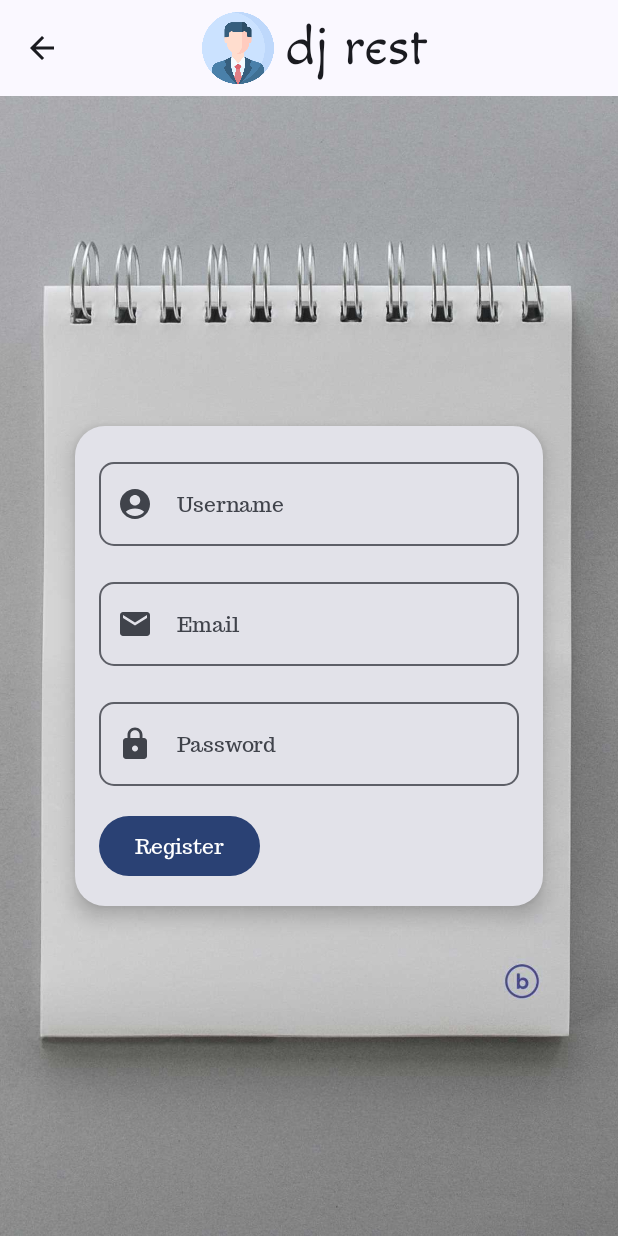
After one commit to JoeWangu/kotlinrest, an Android app built with Jetpack Compose: the RegisterScreen screen opened through its navigation route, on a phone screen of 412 x 824 dp. The commit adds this screen. Run offline under Robolectric (Android 15) with nearby library versions, the light colour scheme and no system bars; libraries missing offline, so code that uses them is left out: retrofit2.converter.jackson; pictures from the network do not load; 2 statements that could not run were skipped.

Commit message:
added registration of users and fixed bugs

```diff
--- a/app/src/main/java/com/saddict/djrest/data/sources/Repositories.kt
+++ b/app/src/main/java/com/saddict/djrest/data/sources/Repositories.kt
@@ -4,6 +4,8 @@ import com.saddict.djrest.model.local.ProductEntity
 import com.saddict.djrest.model.remote.PostProducts
 import com.saddict.djrest.model.remote.Products
 import com.saddict.djrest.model.remote.ProductsResult
+import com.saddict.djrest.model.remote.RegisterUser
+import com.saddict.djrest.model.remote.RegisterUserResponse
 import com.saddict.djrest.model.remote.User
 import com.saddict.djrest.model.remote.UserResponse
 import kotlinx.coroutines.flow.Flow
@@ -16,6 +18,7 @@ interface ApiRepository {
     suspend fun postProducts(products: PostProducts): Response<ProductsResult>
     suspend fun updateProduct(id: Int, product: PostProducts): Response<ProductsResult>
     suspend fun login(user: User): Response<UserResponse>
+    suspend fun register(user: RegisterUser): Response<RegisterUserResponse>
 }
 /**
  * Repository that provides insert, update, delete, and retrieve of [Products] from a given data source.
--- a/app/src/main/java/com/saddict/djrest/data/sources/remote/AppApiContainer.kt
+++ b/app/src/main/java/com/saddict/djrest/data/sources/remote/AppApiContainer.kt
@@ -5,6 +5,7 @@ import com.saddict.djrest.data.manager.PreferenceDataStore
 import com.saddict.djrest.data.sources.ApiRepository
 import com.saddict.djrest.network.ProductsApiService
 import com.saddict.djrest.utils.Constants.BASE_URL
+import com.saddict.djrest.utils.Constants.CREATE_USER_URL
 import com.saddict.djrest.utils.Constants.LOGIN_URL
 import okhttp3.Interceptor
 import okhttp3.OkHttpClient
@@ -27,7 +28,9 @@ class RequestInterceptor(context: Context) : Interceptor {
         println("Outgoing request to ${request.url}")
         println("Token is $token")
 //         Check the request's properties and decide whether to modify it
-        return if (!request.url.encodedPath.contains(LOGIN_URL)) {
+        return if (
+            !request.url.encodedPath.contains(LOGIN_URL)
+            && !request.url.encodedPath.contains(CREATE_USER_URL)) {
             // Add headers
             val requestBuild = request.newBuilder()
                 .addHeader("Authorization", "Token $token")
--- a/app/src/main/java/com/saddict/djrest/network/ProductsApiService.kt
+++ b/app/src/main/java/com/saddict/djrest/network/ProductsApiService.kt
@@ -3,8 +3,11 @@ package com.saddict.djrest.network
 import com.saddict.djrest.model.remote.PostProducts
 import com.saddict.djrest.model.remote.Products
 import com.saddict.djrest.model.remote.ProductsResult
+import com.saddict.djrest.model.remote.RegisterUser
+import com.saddict.djrest.model.remote.RegisterUserResponse
 import com.saddict.djrest.model.remote.User
 import com.saddict.djrest.model.remote.UserResponse
+import com.saddict.djrest.utils.Constants.CREATE_USER_URL
 import com.saddict.djrest.utils.Constants.LOGIN_URL
 import com.saddict.djrest.utils.Constants.PRODUCTS_URL
 import com.saddict.djrest.utils.Constants.SINGLE_PRODUCTS_URL
@@ -21,22 +24,23 @@ interface ProductsApiService {
     @GET(PRODUCTS_URL)
     suspend fun getProducts(
         @Query("format") format: String
-//                            , @Header("Authorization") token: String
+//        ,@Header("Authorization") token: String
     ): Products
 
     @GET(SINGLE_PRODUCTS_URL)
     suspend fun getSingleProduct(
         @Path("id") id: Int
-//                                 , @Header("Authorization") token: String
-    ):
-            Call<ProductsResult>
+//        ,@Header("Authorization") token: String
+    ): Call<ProductsResult>
     //    TODO:
     //     1.Create and register users
     //     2.Refresh database after updating or saving
 
     //    @Headers("Content-Type:application/json")
     @POST(LOGIN_URL)
-    suspend fun login(@Body user: User): Response<UserResponse>
+    suspend fun login(
+        @Body user: User
+    ): Response<UserResponse>
 
     //    @Headers(
 //        "Content-Type: application/json",
@@ -44,8 +48,21 @@ interface ProductsApiService {
 //    )
 //    @Headers("Content-Type:application/json")
     @POST(PRODUCTS_URL)
-    suspend fun postProducts(@Body body: PostProducts): Response<ProductsResult>
+    suspend fun postProducts(
+        @Body body: PostProducts
+    ): Response<ProductsResult>
 
     @PUT(SINGLE_PRODUCTS_URL)
-    suspend fun updateProduct(@Path("id") id: Int, @Body body: PostProducts): Response<ProductsResult>
+    suspend fun updateProduct(
+        @Path("id") id: Int,
+        @Body body: PostProducts
+    ): Response<ProductsResult>
+
+    @POST(CREATE_USER_URL)
+    suspend fun register(
+        @Body user: RegisterUser
+    ): Response<RegisterUserResponse>
+
+//    @POST(LOGOUT_URL)
+//    suspend fun logout()
 }
--- a/app/src/main/java/com/saddict/djrest/ui/navigation/RestNavGraph.kt
+++ b/app/src/main/java/com/saddict/djrest/ui/navigation/RestNavGraph.kt
@@ -1,6 +1,8 @@
 package com.saddict.djrest.ui.navigation
 
 import android.annotation.SuppressLint
+import android.app.Activity
+import androidx.activity.compose.BackHandler
 import androidx.compose.runtime.Composable
 import androidx.compose.runtime.LaunchedEffect
 import androidx.compose.ui.Modifier
@@ -16,14 +18,17 @@ import com.saddict.djrest.ui.screens.extra.LoadingDestination
 import com.saddict.djrest.ui.screens.extra.ScreenLoading
 import com.saddict.djrest.ui.screens.home.HomeDestination
 import com.saddict.djrest.ui.screens.home.HomeScreen
-import com.saddict.djrest.ui.screens.login.LoginDestination
-import com.saddict.djrest.ui.screens.login.LoginScreen
 import com.saddict.djrest.ui.screens.product.ProductDetailsDestination
 import com.saddict.djrest.ui.screens.product.ProductDetailsScreen
 import com.saddict.djrest.ui.screens.product.ProductEditDestination
 import com.saddict.djrest.ui.screens.product.ProductEditScreen
 import com.saddict.djrest.ui.screens.product.ProductEntryDestination
 import com.saddict.djrest.ui.screens.product.ProductEntryScreen
+import com.saddict.djrest.ui.screens.registration.LoginDestination
+import com.saddict.djrest.ui.screens.registration.LoginScreen
+import com.saddict.djrest.ui.screens.registration.RegisterDestination
+import com.saddict.djrest.ui.screens.registration.RegisterScreen
+import com.saddict.djrest.utils.toastUtil
 import kotlinx.coroutines.flow.first
 
 @SuppressLint("CoroutineCreationDuringComposition", "FlowOperatorInvokedInComposition")
@@ -32,8 +37,10 @@ fun RestNavHost(
     modifier: Modifier = Modifier,
     navController: NavHostController = rememberNavController()
 ) {
+    var pressedTime: Long = 0
     val ctx = LocalContext.current
     val preference = PreferenceDataStore(ctx)
+    val activity = LocalContext.current as? Activity
 //    val token by preference.preferenceFlow.collectAsState(initial = "")
     LaunchedEffect(key1 = Unit) {
         val token = preference.preferenceFlow.first()
@@ -59,15 +66,32 @@ fun RestNavHost(
         }
         composable(route = LoginDestination.route) {
             LoginScreen(
-                navigateToHome = { navController.navigate(HomeDestination.route) }
-//                onLoginBtnClicked = { navController.navigate(HomeDestination.route) }
+                navigateToHome = { navController.navigate(HomeDestination.route) },
+                navigateToRegister = { navController.navigate(RegisterDestination.route) }
             )
         }
         composable(route = HomeDestination.route) {
+//            BackHandler(enabled = true) {
+//                activity?.finish()
+////                Log.i("LOG_TAG", "Clicked back")
+//            }
+            BackHandler {
+                // on below line we are checking if the press time is greater than 2 sec
+                if (pressedTime + 2000 > System.currentTimeMillis()) {
+                    // if time is greater than 2 sec we are closing the application.
+//            super.onBackPressed()
+                    activity?.finish()
+                } else {
+                    // in else condition displaying a toast message.
+                    ctx.toastUtil("Press back again to exit")
+                }
+                // on below line initializing our press time variable
+                pressedTime = System.currentTimeMillis()
+            }
             HomeScreen(
-//                onNavigateUp = { navController.navigateUp() },
                 navigateToItemDetails = { navController.navigate("${ProductDetailsDestination.route}/${it}") },
-                navigateToItemEntry = { navController.navigate(ProductEntryDestination.route) }
+                navigateToItemEntry = { navController.navigate(ProductEntryDestination.route) },
+                navigateToLogin = { navController.navigate(LoginDestination.route) }
             )
         }
         composable(
@@ -77,14 +101,13 @@ fun RestNavHost(
             })
         ) {
             ProductDetailsScreen(
-                onNavigateUp = { navController.navigateUp() },
+                navigateBack = { navController.popBackStack() },
                 navigateToEditProduct = { navController.navigate("${ProductEditDestination.route}/${it}") }
             )
         }
         composable(route = ProductEntryDestination.route) {
             ProductEntryScreen(
                 navigateBack = { navController.popBackStack() },
-                onNavigateUp = { navController.navigateUp() }
             )
         }
         composable(
@@ -94,8 +117,13 @@ fun RestNavHost(
             })
         ) {
             ProductEditScreen(
-                navigateBack = { navController.popBackStack() },
-                onNavigateUp = { navController.navigateUp() }
+                navigateBack = { navController.popBackStack() }
+            )
+        }
+        composable(route = RegisterDestination.route) {
+            RegisterScreen(
+                navigateToHome = { navController.navigate(HomeDestination.route) },
+                navigateBack = { navController.popBackStack() }
             )
         }
     }
--- a/app/src/main/java/com/saddict/djrest/ui/screens/AppViewModelProvider.kt
+++ b/app/src/main/java/com/saddict/djrest/ui/screens/AppViewModelProvider.kt
@@ -8,10 +8,11 @@ import androidx.lifecycle.viewmodel.initializer
 import androidx.lifecycle.viewmodel.viewModelFactory
 import com.saddict.djrest.ProductsApplication
 import com.saddict.djrest.ui.screens.home.ProductsViewModel
-import com.saddict.djrest.ui.screens.login.LoginViewModel
+import com.saddict.djrest.ui.screens.registration.LoginViewModel
 import com.saddict.djrest.ui.screens.product.ProductDetailsViewModel
 import com.saddict.djrest.ui.screens.product.ProductEditViewModel
 import com.saddict.djrest.ui.screens.product.ProductEntryViewModel
+import com.saddict.djrest.ui.screens.registration.RegisterViewModel
 
 /**
  * Provides Factory to create instance of ViewModel for the entire Inventory app
@@ -49,6 +50,11 @@ object AppViewModelProvider {
 //                preferenceDataStore = PreferenceDataStore(productApplication().applicationContext)
             )
         }
+        initializer {
+            RegisterViewModel(
+                context = productApplication().applicationContext
+            )
+        }
     }
 }
 
--- a/app/src/main/java/com/saddict/djrest/ui/screens/product/ProductDetailsScreen.kt
+++ b/app/src/main/java/com/saddict/djrest/ui/screens/product/ProductDetailsScreen.kt
@@ -39,7 +39,7 @@ object ProductDetailsDestination : NavigationDestination {
 @Composable
 fun ProductDetailsScreen(
     navigateToEditProduct: (Int) -> Unit,
-    onNavigateUp: () -> Unit,
+    navigateBack: () -> Unit,
     modifier: Modifier = Modifier,
     productDetailsViewModel: ProductDetailsViewModel = viewModel(factory = AppViewModelProvider.Factory)
 ) {
@@ -49,7 +49,7 @@ fun ProductDetailsScreen(
             TopBar(
                 title = stringResource(ProductDetailsDestination.titleRes),
                 canNavigateBack = true,
-                navigateUp = onNavigateUp,
+                navigateUp = navigateBack,
             )
         },floatingActionButton = {
             FloatingActionButton(
--- a/app/src/main/java/com/saddict/djrest/ui/screens/product/ProductEditScreen.kt
+++ b/app/src/main/java/com/saddict/djrest/ui/screens/product/ProductEditScreen.kt
@@ -28,7 +28,6 @@ object ProductEditDestination : NavigationDestination {
 @Composable
 fun ProductEditScreen(
     navigateBack: () -> Unit,
-    onNavigateUp: () -> Unit,
     modifier: Modifier = Modifier,
     canNavigateBack: Boolean = true,
     viewModel: ProductEditViewModel = viewModel(factory = AppViewModelProvider.Factory),
@@ -40,7 +39,7 @@ fun ProductEditScreen(
             TopBar(
                 title = stringResource(id = ProductEditDestination.titleRes),
                 canNavigateBack = canNavigateBack,
-                navigateUp = onNavigateUp
+                navigateUp = navigateBack
             )
         },
         modifier = modifier
--- a/app/src/main/java/com/saddict/djrest/ui/screens/product/ProductEntryScreen.kt
+++ b/app/src/main/java/com/saddict/djrest/ui/screens/product/ProductEntryScreen.kt
@@ -43,7 +43,6 @@ object ProductEntryDestination: NavigationDestination{
 @Composable
 fun ProductEntryScreen(
     navigateBack: () -> Unit,
-    onNavigateUp: () -> Unit,
     canNavigateBack: Boolean = true,
     viewModel: ProductEntryViewModel = viewModel(factory = AppViewModelProvider.Factory)
 ) {
@@ -54,7 +53,7 @@ fun ProductEntryScreen(
             TopBar(
                 title = stringResource(ProductEntryDestination.titleRes),
                 canNavigateBack = canNavigateBack,
-                navigateUp = onNavigateUp
+                navigateUp = navigateBack
             )
         }
     ) { innerPadding ->
--- a/app/src/main/java/com/saddict/djrest/ui/screens/login/LoginScreen.kt
+++ b/app/src/main/java/com/saddict/djrest/ui/screens/registration/LoginScreen.kt
@@ -1,7 +1,8 @@
-package com.saddict.djrest.ui.screens.login
+package com.saddict.djrest.ui.screens.registration
 
 import androidx.annotation.StringRes
 import androidx.compose.foundation.Image
+import androidx.compose.foundation.clickable
 import androidx.compose.foundation.layout.Arrangement
 import androidx.compose.foundation.layout.Box
 import androidx.compose.foundation.layout.Column
@@ -30,6 +31,7 @@ import androidx.compose.runtime.saveable.rememberSaveable
 import androidx.compose.runtime.setValue
 import androidx.compose.ui.Alignment
 import androidx.compose.ui.Modifier
+import androidx.compose.ui.graphics.Color
 import androidx.compose.ui.graphics.vector.ImageVector
 import androidx.compose.ui.layout.ContentScale
 import androidx.compose.ui.platform.LocalContext
@@ -39,6 +41,7 @@ import androidx.compose.ui.res.stringResource
 import androidx.compose.ui.text.font.FontWeight
 import androidx.compose.ui.text.input.ImeAction
 import androidx.compose.ui.text.input.KeyboardType
+import androidx.compose.ui.text.style.TextDecoration
 import androidx.lifecycle.viewmodel.compose.viewModel
 import com.saddict.djrest.R
 import com.saddict.djrest.ui.TopBar
@@ -57,7 +60,7 @@ object LoginDestination : NavigationDestination {
 @OptIn(ExperimentalMaterial3Api::class)
 @Composable
 fun LoginScreen(
-//    onLoginBtnClicked: (username: String, password: String) -> Unit,
+    navigateToRegister: () -> Unit,
     navigateToHome: () -> Unit,
     modifier: Modifier = Modifier,
 ) {
@@ -73,6 +76,7 @@ fun LoginScreen(
         LoginBody(
 //            onLoginBtnClicked = onLoginBtnClicked,
             navigateToHome = navigateToHome,
+            navigateToRegister = navigateToRegister,
             modifier = Modifier.padding(innerPadding)
         )
     }
@@ -80,7 +84,7 @@ fun LoginScreen(
 
 @Composable
 fun LoginBody(
-//    onLoginBtnClicked: (username: String, password: String) -> Unit,
+    navigateToRegister: () -> Unit,
     navigateToHome: () -> Unit,
     modifier: Modifier = Modifier
 ) {
@@ -97,16 +101,16 @@ fun LoginBody(
             modifier = Modifier.fillMaxSize()
         ) {
             LoginInput(
-                navigateToHome = navigateToHome
-//                onLoginBtnClicked = onLoginBtnClicked
-            )
+                navigateToHome = navigateToHome,
+                navigateToRegister = navigateToRegister
+                )
         }
     }
 }
 
 @Composable
 fun LoginInput(
-//    onLoginBtnClicked: (username: String, password: String) -> Unit,
+    navigateToRegister: () -> Unit,
     navigateToHome: () -> Unit,
     modifier: Modifier = Modifier,
     viewModel: LoginViewModel = viewModel(factory = AppViewModelProvider.Factory)
@@ -148,9 +152,6 @@ fun LoginInput(
             Spacer(modifier = Modifier.padding(dimensionResource(id = R.dimen.padding_small)))
             Button(
                 onClick = {
-//                    coroutineScope.launch {
-//                        viewModel.login(username, password)
-////                        navigateToHome()
                     coroutineScope.launch {
                         viewModel.login(username, password)
                         viewModel.uiState.collect { state ->
@@ -158,19 +159,13 @@ fun LoginInput(
                                 LoginUiState.Error -> ctx.toastUtil("Incorrect username or password")
                                 LoginUiState.Loading -> ctx.toastUtil("Waiting for response")
                                 is LoginUiState.Success -> {
-//                                    preferenceDataStore.preferenceFlow.collect{
-//                                        ctx.toastUtil(it)
                                     ctx.toastUtil("Login Success")
                                     delay(2_000L)
                                     navigateToHome()
-//                                    }
                                 }
                             }
                         }
-//                        if (viewModel.uiState.collect{ state ->
-//                            })
                     }
-
                 },
                 modifier = Modifier
             ) {
@@ -191,7 +186,10 @@ fun LoginInput(
                     text = stringResource(id = R.string.reg_here),
                     style = MaterialTheme.typography.bodyLarge,
                     fontWeight = FontWeight.Bold,
+                    textDecoration = TextDecoration.Underline,
+                    color = Color.Cyan,
                     modifier = Modifier
+                        .clickable { navigateToRegister() }
                 )
             }
 
--- a/app/src/main/java/com/saddict/djrest/ui/screens/login/LoginViewModel.kt
+++ b/app/src/main/java/com/saddict/djrest/ui/screens/registration/LoginViewModel.kt
@@ -1,4 +1,4 @@
-package com.saddict.djrest.ui.screens.login
+package com.saddict.djrest.ui.screens.registration
 
 import android.content.Context
 import android.util.Log
--- /dev/null
+++ b/app/src/main/java/com/saddict/djrest/ui/screens/registration/RegisterScreen.kt
@@ -0,0 +1,184 @@
+package com.saddict.djrest.ui.screens.registration
+
+import androidx.compose.foundation.Image
+import androidx.compose.foundation.layout.Arrangement
+import androidx.compose.foundation.layout.Box
+import androidx.compose.foundation.layout.Column
+import androidx.compose.foundation.layout.Spacer
+import androidx.compose.foundation.layout.fillMaxSize
+import androidx.compose.foundation.layout.padding
+import androidx.compose.foundation.text.KeyboardOptions
+import androidx.compose.material.icons.Icons
+import androidx.compose.material.icons.filled.AccountCircle
+import androidx.compose.material.icons.filled.Email
+import androidx.compose.material.icons.filled.Lock
+import androidx.compose.material3.Button
+import androidx.compose.material3.Card
+import androidx.compose.material3.CardDefaults
+import androidx.compose.material3.ExperimentalMaterial3Api
+import androidx.compose.material3.MaterialTheme
+import androidx.compose.material3.Scaffold
+import androidx.compose.material3.Text
+import androidx.compose.runtime.Composable
+import androidx.compose.runtime.getValue
+import androidx.compose.runtime.mutableStateOf
+import androidx.compose.runtime.rememberCoroutineScope
+import androidx.compose.runtime.saveable.rememberSaveable
+import androidx.compose.runtime.setValue
+import androidx.compose.ui.Alignment
+import androidx.compose.ui.Modifier
+import androidx.compose.ui.layout.ContentScale
+import androidx.compose.ui.platform.LocalContext
+import androidx.compose.ui.res.dimensionResource
+import androidx.compose.ui.res.painterResource
+import androidx.compose.ui.res.stringResource
+import androidx.compose.ui.text.input.ImeAction
+import androidx.compose.ui.text.input.KeyboardType
+import androidx.lifecycle.viewmodel.compose.viewModel
+import com.saddict.djrest.R
+import com.saddict.djrest.data.manager.AppUiState
+import com.saddict.djrest.ui.TopBar
+import com.saddict.djrest.ui.navigation.NavigationDestination
+import com.saddict.djrest.ui.screens.AppViewModelProvider
+import com.saddict.djrest.ui.screens.home.HomeDestination
+import com.saddict.djrest.utils.toastUtil
+import kotlinx.coroutines.delay
+import kotlinx.coroutines.launch
+
+object RegisterDestination : NavigationDestination {
+    override val route = "register"
+    override val titleRes = R.string.register
+}
+
+@OptIn(ExperimentalMaterial3Api::class)
+@Composable
+fun RegisterScreen(
+    navigateToHome: () -> Unit,
+    navigateBack: () -> Unit,
+    modifier: Modifier = Modifier,
+) {
+    Scaffold(
+        modifier = modifier,
+        topBar = {
+            TopBar(
+                title = stringResource(HomeDestination.titleRes),
+                canNavigateBack = true,
+                navigateUp = navigateBack
+            )
+        },
+    ) { innerPadding ->
+        RegisterBody(
+            navigateToHome = navigateToHome,
+            modifier = Modifier.padding(innerPadding)
+        )
+    }
+}
+
+@Composable
+fun RegisterBody(
+    navigateToHome: () -> Unit,
+    modifier: Modifier = Modifier
+) {
+    Box(modifier = modifier) {
+        Image(
+            painter = painterResource(id = R.drawable.note_bg),
+            contentDescription = null,
+            modifier = Modifier.fillMaxSize(),
+            contentScale = ContentScale.Crop
+        )
+        Column(
+            verticalArrangement = Arrangement.Center,
+            horizontalAlignment = Alignment.CenterHorizontally,
+            modifier = Modifier.fillMaxSize()
+        ) {
+            RegisterInput(
+                navigateToHome = navigateToHome
+            )
+        }
+    }
+}
+
+@Composable
+fun RegisterInput(
+    navigateToHome: () -> Unit,
+    modifier: Modifier = Modifier,
+    viewModel: RegisterViewModel = viewModel(factory = AppViewModelProvider.Factory)
+) {
+    var username by rememberSaveable { mutableStateOf("") }
+    var email by rememberSaveable { mutableStateOf("") }
+    var password by rememberSaveable { mutableStateOf("") }
+    val coroutineScope = rememberCoroutineScope()
+    val ctx = LocalContext.current
+//    val preferenceDataStore = PreferenceDataStore(ctx)
+    Card(
+        elevation = CardDefaults.cardElevation(defaultElevation = dimensionResource(id = R.dimen.padding_small)),
+        shape = MaterialTheme.shapes.small,
+        modifier = modifier
+    ) {
+        Column(
+            modifier = modifier.padding(dimensionResource(id = R.dimen.padding_medium))
+        ) {
+            FieldTextOutlined(
+                value = username,
+                onValueChange = { username = it },
+                keyboardOptions = KeyboardOptions.Default.copy(
+                    keyboardType = KeyboardType.Text,
+                    imeAction = ImeAction.Next
+                ),
+                leadingIcon = Icons.Filled.AccountCircle,
+                label = R.string.username
+            )
+            Spacer(modifier = Modifier.padding(dimensionResource(id = R.dimen.padding_small)))
+            FieldTextOutlined(
+                value = email,
+                onValueChange = { email = it },
+                keyboardOptions = KeyboardOptions.Default.copy(
+                    keyboardType = KeyboardType.Email,
+                    imeAction = ImeAction.Next
+                ),
+                leadingIcon = Icons.Filled.Email,
+                label = R.string.email
+            )
+            Spacer(modifier = Modifier.padding(dimensionResource(id = R.dimen.padding_small)))
+            FieldTextOutlined(
+                value = password,
+                onValueChange = { password = it },
+                keyboardOptions = KeyboardOptions.Default.copy(
+                    keyboardType = KeyboardType.Text,
+                    imeAction = ImeAction.Done
+                ),
+                leadingIcon = Icons.Filled.Lock,
+                label = R.string.password
+            )
+            Spacer(modifier = Modifier.padding(dimensionResource(id = R.dimen.padding_small)))
+            Button(
+                onClick = {
+                    coroutineScope.launch {
+                        viewModel.register(username = username, email = email, password = password)
+                        viewModel.uiState.collect { state ->
+                            when (state) {
+                                AppUiState.Error -> ctx.toastUtil("Unable to register " +
+                                        "please try again later")
+                                AppUiState.Loading -> ctx.toastUtil("Waiting for response")
+                                is AppUiState.Success -> {
+
+                                    ctx.toastUtil("Register Success")
+                                    delay(2_000L)
+                                    navigateToHome()
+                                }
+                            }
+                        }
+                    }
+
+                },
+                modifier = Modifier
+            ) {
+                Text(
+                    text = stringResource(id = R.string.register),
+                    style = MaterialTheme.typography.bodyLarge,
+                    modifier = Modifier
+                )
+            }
+        }
+    }
+}
--- a/app/src/main/java/com/saddict/djrest/utils/Constants.kt
+++ b/app/src/main/java/com/saddict/djrest/utils/Constants.kt
@@ -3,7 +3,9 @@ package com.saddict.djrest.utils
 object Constants {
     // Endpoints
     const val BASE_URL = "https://royaldweeb.pythonanywhere.com/"
+    const val CREATE_USER_URL = "create-user-api/"
     const val LOGIN_URL = "login-api/"
+//    const val LOGOUT_URL = "logout-api/"
     const val PRODUCTS_URL = "inventory/api/products/"
     const val SINGLE_PRODUCTS_URL = "inventory/api/products/{id}/"
 }
--- a/app/src/main/res/values/strings.xml
+++ b/app/src/main/res/values/strings.xml
@@ -7,7 +7,9 @@
     <string name="p_image">product image</string>
     <string name="refreshDb">refresh</string>
     <string name="login">Login</string>
+    <string name="register">Register</string>
     <string name="username">Username</string>
+    <string name="email">Email</string>
     <string name="password">Password</string>
     <string name="registerTxt">Don\'t have an account: </string>
     <string name="reg_here"> Register here</string>
```
Also changed, not shown: app/src/main/java/com/saddict/djrest/MainActivity.kt (+16 -0 lines), app/src/main/java/com/saddict/djrest/data/manager/AppUiState.kt (added, +7 -0 lines), app/src/main/java/com/saddict/djrest/data/sources/remote/OnlineAppRepository.kt (+6 -2 lines), app/src/main/java/com/saddict/djrest/model/remote/User.kt (+23 -0 lines), app/src/main/java/com/saddict/djrest/ui/screens/home/HomeScreen.kt (+6 -9 lines), app/src/main/java/com/saddict/djrest/ui/screens/registration/RegisterViewModel.kt (added, +57 -0 lines).
